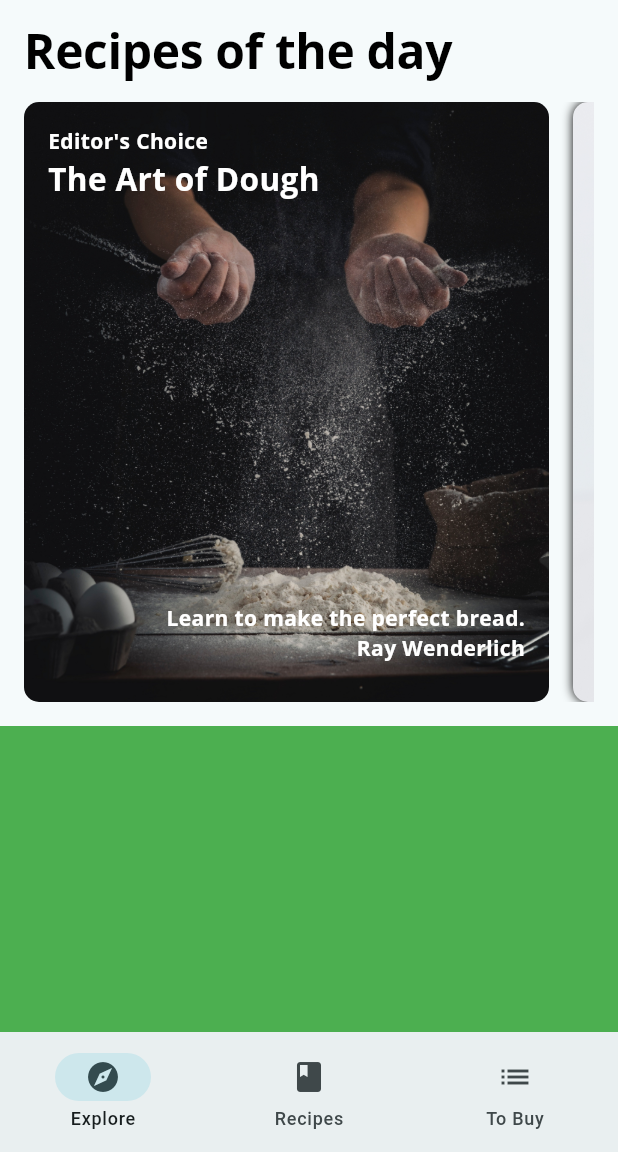
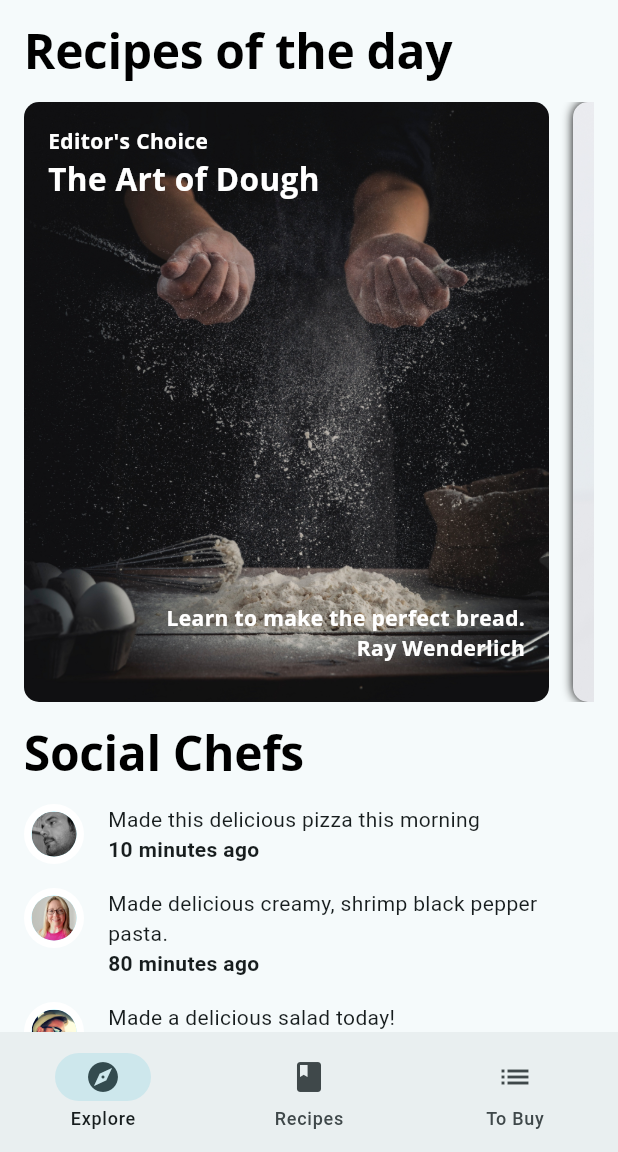
Before and after one commit to danilloism/portfolio.fooderlich, a Flutter app: the screen it shows after launch, on a phone screen of 412 x 824 dp, the part 84-1236 px from its top. Run offline on Flutter 3.47's test engine with Material 2 defaults, Android fonts, the phone set to English and light mode, and no system bars; our stand-ins replace google_fonts.

Commit message:
done explore page

```diff
--- a/lib/components/card.3.dart
+++ b/lib/components/card.3.dart
@@ -67,12 +67,12 @@ class Card3 extends StatelessWidget {
                     color: Colors.white,
                     size: 40,
                   ),
-                  Gap.gapH8,
+                  Gap.h8,
                   Text(
                     recipe.title,
                     style: FooderlichTheme.dark.textTheme.headline2,
                   ),
-                  Gap.gapH32,
+                  Gap.h32,
                 ],
               ),
             ),
--- a/lib/components/card.author.dart
+++ b/lib/components/card.author.dart
@@ -35,7 +35,7 @@ class _AuthorCardState extends State<AuthorCard> {
                 imageProvider: widget.imageProvider,
                 imageRadius: 28,
               ),
-              Gap.gapW8,
+              Gap.w8,
               Column(
                 crossAxisAlignment: CrossAxisAlignment.start,
                 children: [
@@ -53,7 +53,7 @@ class _AuthorCardState extends State<AuthorCard> {
           ),
           IconButton(
             icon: Icon(_isFavorited ? Icons.favorite : Icons.favorite_border,
-                color: Colors.red[400]),
+                color: _isFavorited ? Colors.red[400] : Colors.green),
             iconSize: 30,
             alignment: Alignment.center,
             constraints: const BoxConstraints(
--- a/lib/components/components.dart
+++ b/lib/components/components.dart
@@ -3,4 +3,6 @@ export 'card.2.dart';
 export 'card.3.dart';
 export 'card.author.dart';
 export 'circle_image.dart';
+export 'list_view.friend_post.dart';
 export 'list_view.today_recipe.dart';
+export 'tile.friend_post.dart';
--- /dev/null
+++ b/lib/components/list_view.friend_post.dart
@@ -0,0 +1,46 @@
+import 'package:flutter/material.dart';
+import 'package:fooderlich/components/components.dart';
+import 'package:fooderlich/models/models.dart';
+import 'package:fooderlich/utils.dart';
+
+class FriendPostListView extends StatelessWidget {
+  const FriendPostListView({
+    Key? key,
+    required this.friendPosts,
+  }) : super(key: key);
+
+  final List<Post> friendPosts;
+
+  @override
+  Widget build(BuildContext context) {
+    return Padding(
+      padding: const EdgeInsets.only(
+        left: 16,
+        right: 16,
+        top: 0,
+      ),
+      child: Column(
+        crossAxisAlignment: CrossAxisAlignment.start,
+        children: [
+          Text(
+            'Social Chefs',
+            style: Theme.of(context).textTheme.headline1,
+          ),
+          Gap.h16,
+          ListView.separated(
+            primary: false,
+            physics: const NeverScrollableScrollPhysics(),
+            shrinkWrap: true,
+            scrollDirection: Axis.vertical,
+            itemBuilder: (context, index) => FriendPostTile(
+              post: friendPosts[index],
+            ),
+            separatorBuilder: (_, __) => Gap.h16,
+            itemCount: friendPosts.length,
+          ),
+          Gap.h16,
+        ],
+      ),
+    );
+  }
+}
--- a/lib/components/list_view.today_recipe.dart
+++ b/lib/components/list_view.today_recipe.dart
@@ -27,7 +27,7 @@ class TodayRecipeListView extends StatelessWidget {
               "Recipes of the day",
               style: Theme.of(context).textTheme.headline1,
             ),
-            Gap.gapH16,
+            Gap.h16,
             SizedBox(
               height: 400,
               child: ListView.separated(
@@ -36,7 +36,7 @@ class TodayRecipeListView extends StatelessWidget {
                     final recipe = recipes[index];
                     return _buildCard(recipe);
                   },
-                  separatorBuilder: (context, index) => Gap.gapW16,
+                  separatorBuilder: (context, index) => Gap.w16,
                   itemCount: recipes.length),
             ),
           ],
--- /dev/null
+++ b/lib/components/tile.friend_post.dart
@@ -0,0 +1,38 @@
+import 'package:flutter/material.dart';
+import 'package:fooderlich/utils.dart';
+
+import '../models/models.dart';
+import 'components.dart';
+
+class FriendPostTile extends StatelessWidget {
+  const FriendPostTile({Key? key, required this.post}) : super(key: key);
+
+  final Post post;
+
+  @override
+  Widget build(BuildContext context) {
+    return Row(
+      crossAxisAlignment: CrossAxisAlignment.start,
+      mainAxisAlignment: MainAxisAlignment.start,
+      children: [
+        CircleImage(
+          imageProvider: AssetImage(post.profileImageUrl),
+          imageRadius: 20,
+        ),
+        Gap.w16,
+        Expanded(
+          child: Column(
+            crossAxisAlignment: CrossAxisAlignment.start,
+            children: [
+              Text(post.comment),
+              Text(
+                '${post.timestamp} minutes ago',
+                style: const TextStyle(fontWeight: FontWeight.w700),
+              ),
+            ],
+          ),
+        ),
+      ],
+    );
+  }
+}
--- a/lib/pages/explore_page.dart
+++ b/lib/pages/explore_page.dart
@@ -19,12 +19,8 @@ class ExplorePage extends StatelessWidget {
             scrollDirection: Axis.vertical,
             children: [
               TodayRecipeListView(recipes: snapshot.data?.todayRecipes ?? []),
-              Gap.gapH16,
-              //TODO: replace this with FriendPostListView
-              Container(
-                height: 400,
-                color: Colors.green,
-              ),
+              Gap.h16,
+              FriendPostListView(friendPosts: snapshot.data?.friendPosts ?? []),
             ],
           );
         } else {
--- a/lib/utils.dart
+++ b/lib/utils.dart
@@ -1,23 +1,23 @@
 import 'package:flutter/material.dart';
 
 class Gap {
-  static const gapW8 = SizedBox(width: 8);
-  static const gapW16 = SizedBox(width: 16);
-  static const gapW24 = SizedBox(width: 24);
-  static const gapW32 = SizedBox(width: 32);
-  static const gapW40 = SizedBox(width: 40);
-  static const gapW48 = SizedBox(width: 48);
-  static const gapW56 = SizedBox(width: 56);
-  static const gapW64 = SizedBox(width: 64);
+  static const w8 = SizedBox(width: 8);
+  static const w16 = SizedBox(width: 16);
+  static const w24 = SizedBox(width: 24);
+  static const w32 = SizedBox(width: 32);
+  static const w40 = SizedBox(width: 40);
+  static const w48 = SizedBox(width: 48);
+  static const w56 = SizedBox(width: 56);
+  static const w64 = SizedBox(width: 64);
 
-  static const gapH8 = SizedBox(height: 8);
-  static const gapH16 = SizedBox(height: 16);
-  static const gapH24 = SizedBox(height: 24);
-  static const gapH32 = SizedBox(height: 32);
-  static const gapH40 = SizedBox(height: 40);
-  static const gapH48 = SizedBox(height: 48);
-  static const gapH56 = SizedBox(height: 56);
-  static const gapH64 = SizedBox(height: 64);
+  static const h8 = SizedBox(height: 8);
+  static const h16 = SizedBox(height: 16);
+  static const h24 = SizedBox(height: 24);
+  static const h32 = SizedBox(height: 32);
+  static const h40 = SizedBox(height: 40);
+  static const h48 = SizedBox(height: 48);
+  static const h56 = SizedBox(height: 56);
+  static const h64 = SizedBox(height: 64);
 }
 
 extension StringUtils on String {
```
